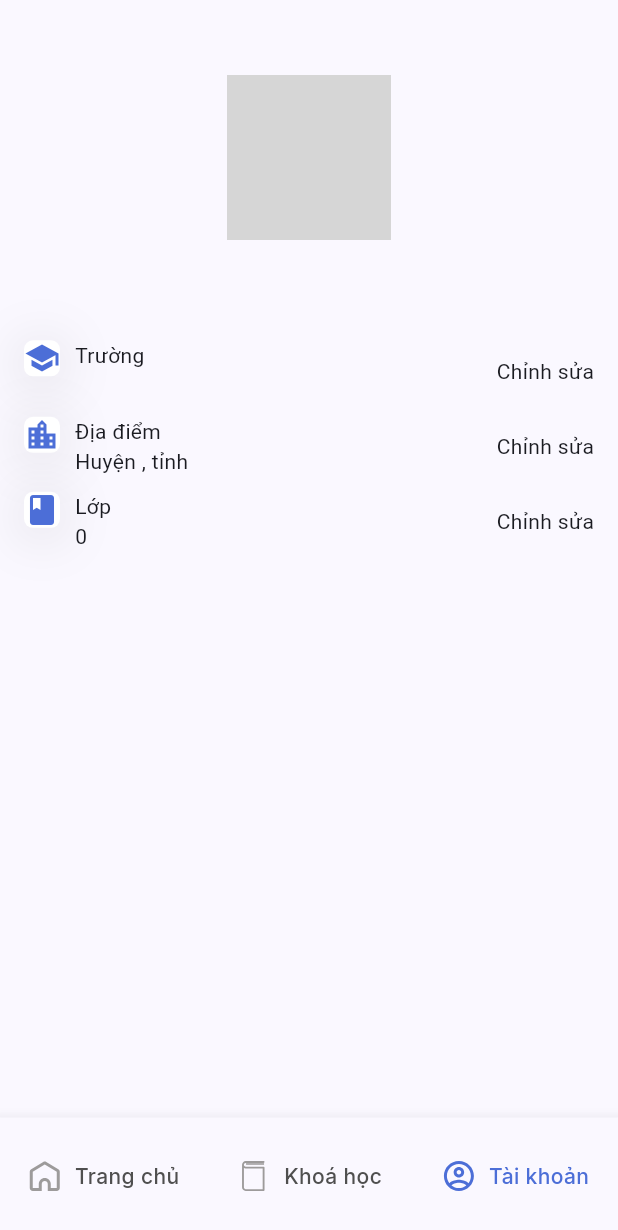
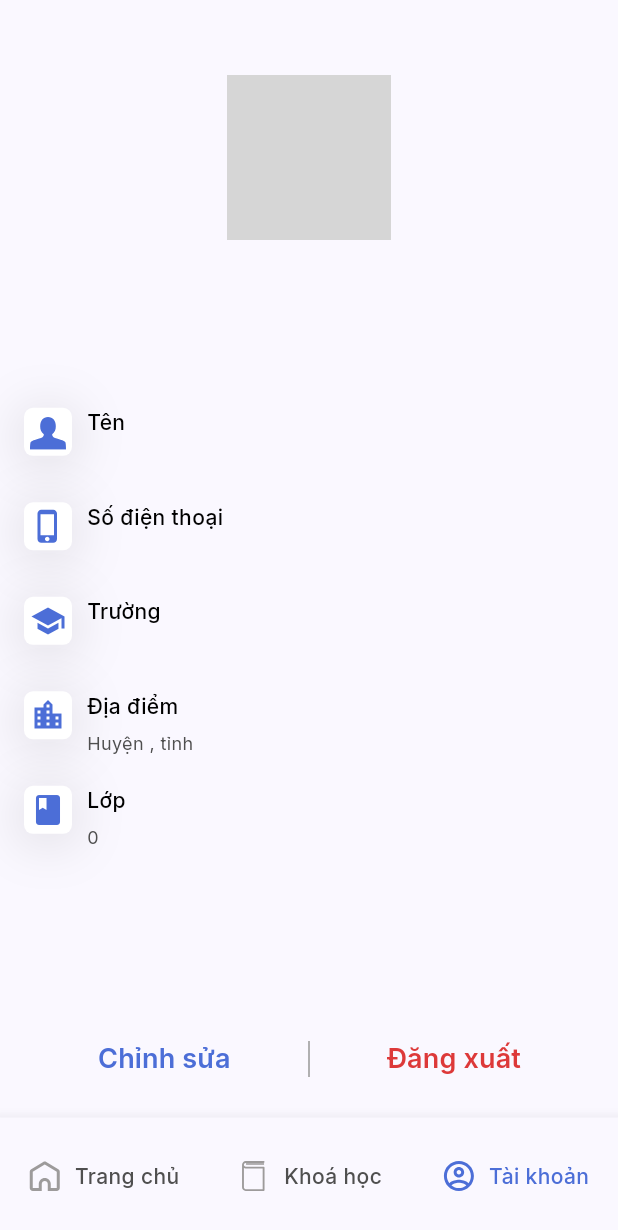
Before and after one commit to liguang612/edu_world, a Flutter app: the Home screen opened by its route, item 3 of the bottom bar chosen, on a phone screen of 412 x 824 dp. Shown: the top 1230 px of the screen. Run offline on Flutter 3.47's test engine with Material 3 defaults, Android fonts, the light colour scheme and no system bars; our stand-ins replace cloud_firestore, dio, equatable, firebase_auth, firebase_core, flutter_bloc and 5 more; accounts and stored records are empty; network calls fail; grey boxes are pictures that could not be loaded.

Commit message:
Account UI (2) & logout logic completed.

```diff
--- a/lib/bloc/account/account_bloc.dart
+++ b/lib/bloc/account/account_bloc.dart
@@ -3,6 +3,7 @@ import 'dart:async';
 import 'package:edu_world/di/di.dart';
 import 'package:edu_world/model/entity/user.dart';
 import 'package:edu_world/usecase/get_account_info_usecase.dart';
+import 'package:edu_world/usecase/log_out_usecase.dart';
 import 'package:equatable/equatable.dart';
 import 'package:flutter_bloc/flutter_bloc.dart';
 
@@ -11,9 +12,11 @@ part 'account_state.dart';
 
 class AccountBloc extends Bloc<AccountEvent, AccountState> {
   final GetAccountInfoUsecase _getAccountInfoUsecase = getIt.get();
+  final LogOutUsecase _logOutUsecase = getIt.get();
 
   AccountBloc() : super(const AccountState()) {
     on<GetAccountInfo>(_onGetAccountInfo);
+    on<Logout>(_onLogOut);
   }
 
   FutureOr<void> _onGetAccountInfo(GetAccountInfo event, Emitter<AccountState> emit) async {
@@ -25,4 +28,16 @@ class AccountBloc extends Bloc<AccountEvent, AccountState> {
       emit(GetAccountInfoFailed());
     }
   }
+
+  FutureOr<void> _onLogOut(Logout event, Emitter<AccountState> emit) async {
+    emit(LoggingOutState());
+
+    final output = await _logOutUsecase.execute();
+
+    if (output.successful == true) {
+      emit(LoggedOutSuccess());
+    } else {
+      emit(LoggedOutFailed());
+    }
+  }
 }
--- a/lib/bloc/account/account_event.dart
+++ b/lib/bloc/account/account_event.dart
@@ -8,3 +8,5 @@ class AccountEvent extends Equatable {
 }
 
 class GetAccountInfo extends AccountEvent {}
+
+class Logout extends AccountEvent {}
--- a/lib/bloc/account/account_state.dart
+++ b/lib/bloc/account/account_state.dart
@@ -16,3 +16,9 @@ class GetAccountInfoSuccess extends AccountState {
 }
 
 class GetAccountInfoFailed extends AccountState {}
+
+class LoggingOutState extends AccountState {}
+
+class LoggedOutSuccess extends AccountState {}
+
+class LoggedOutFailed extends AccountState {}
--- a/lib/data/resources/colors.dart
+++ b/lib/data/resources/colors.dart
@@ -8,9 +8,13 @@ class AppColor {
   static const Color gray01 = Color(0xFFD9D9D9);
   static const Color gray02 = Color(0xFF9D9B9B);
   static const Color gray03 = Color(0xFF4F4F4F);
+  static const Color gray04 = Color(0xFF989898);
 
   static const Color purple01 = Color(0xFF4C6ED7);
   static const Color purple02 = Color(0xFF8DA6F4);
 
+  static const Color red = Colors.red;
+  static const Color red01 = Color(0xFFDD3939);
+
   static const Color white = Colors.white;
 }
--- a/lib/data/resources/resources.dart
+++ b/lib/data/resources/resources.dart
@@ -9,6 +9,8 @@ class Assets {
   static const String icOnboarding1 = '$iconPrefix/onboarding1.svg';
   static const String icOnboarding2 = '$iconPrefix/onboarding2.svg';
   static const String icOnboarding3 = '$iconPrefix/onboarding3.svg';
+  static const String icPhone = '$iconPrefix/phone.svg';
+  static const String icProfile = '$iconPrefix/profile.svg';
 
   // images
   static const String imagePrefix = 'assets/images';
--- a/lib/data/resources/theme.dart
+++ b/lib/data/resources/theme.dart
@@ -9,14 +9,21 @@ class AppTextTheme {
     fontSize: 24,
   );
 
-  // Normal
+  // Medium
   static const interMedium14 = TextStyle(
     color: AppColor.white,
     fontFamily: 'Inter',
     fontSize: 14,
     fontVariations: [FontVariation.weight(500)],
   );
+  static const interMedium24 = TextStyle(
+    color: AppColor.black,
+    fontFamily: 'Inter',
+    fontSize: 24,
+    fontVariations: [FontVariation.weight(500)],
+  );
 
+  // Regular
   static const interRegular12 = TextStyle(
     color: AppColor.black,
     fontFamily: 'Inter',
@@ -28,6 +35,13 @@ class AppTextTheme {
     color: AppColor.black,
     fontFamily: 'Inter',
     fontSize: 14,
+    fontVariations: [FontVariation.weight(400)],
+  );
+
+  static const interRegular16 = TextStyle(
+    color: AppColor.black,
+    fontFamily: 'Inter',
+    fontSize: 16,
     fontVariations: [FontVariation.weight(400)],
   );
 
@@ -51,4 +65,12 @@ class AppTextTheme {
     fontSize: 24,
     fontVariations: [FontVariation.weight(400)],
   );
+
+  // Semi bold
+  static const interSemiBold18 = TextStyle(
+    color: AppColor.purple01,
+    fontFamily: 'Inter',
+    fontSize: 18,
+    fontVariations: [FontVariation.weight(600)],
+  );
 }
--- a/lib/di/di.dart
+++ b/lib/di/di.dart
@@ -11,6 +11,7 @@ import 'package:edu_world/services/auth_service.dart';
 import 'package:edu_world/usecase/get_account_info_usecase.dart';
 import 'package:edu_world/usecase/get_classes_usecase.dart';
 import 'package:edu_world/usecase/get_next_route_usecase.dart';
+import 'package:edu_world/usecase/log_out_usecase.dart';
 import 'package:edu_world/usecase/login_usecase.dart';
 import 'package:edu_world/usecase/register_usecase.dart';
 import 'package:get_it/get_it.dart';
@@ -33,6 +34,7 @@ configureInjection() async {
 
   // Usecase
   getIt.registerLazySingleton(() => LoginUsecase());
+  getIt.registerLazySingleton(() => LogOutUsecase());
   getIt.registerLazySingleton(() => GetAccountInfoUsecase());
   getIt.registerLazySingleton(() => GetClassesUsecase());
   getIt.registerLazySingleton(() => GetNextRouteUsecase());
--- a/lib/main.dart
+++ b/lib/main.dart
@@ -3,6 +3,7 @@ import 'package:edu_world/config/routes.dart';
 import 'package:edu_world/data/resources/colors.dart';
 import 'package:edu_world/di/di.dart';
 import 'package:edu_world/firebase_options.dart';
+import 'package:firebase_auth/firebase_auth.dart';
 import 'package:firebase_core/firebase_core.dart';
 import 'package:flutter/material.dart';
 
@@ -13,6 +14,8 @@ void main() async {
   // Firebase
   await Firebase.initializeApp(options: DefaultFirebaseOptions.currentPlatform);
   FirebaseFirestore.instance.settings = const Settings(persistenceEnabled: true);
+
+  FirebaseAuth.instance.setLanguageCode('vi');
 
   runApp(const EduWorld());
 }
--- a/lib/model/entity/user.dart
+++ b/lib/model/entity/user.dart
@@ -25,5 +25,15 @@ class User {
     this.email,
   });
 
-  String get address => 'Huyện $district, tỉnh $province';
+  String address() {
+    String address = '';
+
+    String district = this.district.toLowerCase(), province = this.province.toLowerCase();
+    if (!district.contains('huyện') && !district.contains('quận')) address += 'Huyện ';
+    address += '${this.district}, ';
+    if (!province.contains('tỉnh') && !province.contains('tp')) address += 'tỉnh ';
+    address += this.province;
+
+    return address;
+  }
 }
--- a/lib/services/auth_service.dart
+++ b/lib/services/auth_service.dart
@@ -1,6 +1,8 @@
 import 'package:cloud_firestore/cloud_firestore.dart';
 import 'package:edu_world/data/constants.dart';
 import 'package:edu_world/domain/response/user_response.dart';
+import 'package:firebase_auth/firebase_auth.dart';
+import 'package:google_sign_in/google_sign_in.dart';
 
 class AuthService {
   final _firestore = FirebaseFirestore.instance;
@@ -48,6 +50,21 @@ class AuthService {
     return rawData.map((e) => e.toString()).toList();
   }
 
+  Future<bool> logOut() async {
+    try {
+      final GoogleSignIn googleSignIn = GoogleSignIn();
+      await googleSignIn.signOut();
+
+      await FirebaseAuth.instance.signOut();
+
+      return true;
+    } catch (e) {
+      print('\n\n\nLog out failed: $e');
+    }
+
+    return false;
+  }
+
   Future<bool> register(UserResponse response) async {
     try {
       await userRef.doc(response.id).set(response.toMap());
--- /dev/null
+++ b/lib/usecase/log_out_usecase.dart
@@ -0,0 +1,17 @@
+import 'package:edu_world/di/di.dart';
+import 'package:edu_world/services/auth_service.dart';
+import 'package:edu_world/usecase/base/base_output.dart';
+
+class LogOutUsecase {
+  final AuthService _authService = getIt.get();
+
+  Future<LogOutOutput> execute() async {
+    final response = await _authService.logOut();
+
+    return LogOutOutput(successful: response);
+  }
+}
+
+class LogOutOutput extends BaseOutput {
+  const LogOutOutput({super.successful});
+}
--- a/lib/view/account/account.dart
+++ b/lib/view/account/account.dart
@@ -1,9 +1,14 @@
 import 'package:edu_world/bloc/account/account_bloc.dart';
+import 'package:edu_world/config/routes.dart';
 import 'package:edu_world/data/resources/colors.dart';
+import 'package:edu_world/data/resources/resources.dart';
+import 'package:edu_world/data/resources/theme.dart';
 import 'package:edu_world/di/di.dart';
 import 'package:edu_world/shared/utils/ext/build_context_ext.dart';
 import 'package:flutter/material.dart';
 import 'package:flutter_bloc/flutter_bloc.dart';
+import 'package:flutter_svg/svg.dart';
+import 'package:fluttertoast/fluttertoast.dart';
 
 class Account extends StatelessWidget {
   final AccountBloc bloc = getIt.get();
@@ -15,10 +20,13 @@ class Account extends StatelessWidget {
   @override
   Widget build(BuildContext context) {
     return Scaffold(
-      body: BlocBuilder<AccountBloc, AccountState>(
-        bloc: bloc,
+      body: BlocProvider.value(
+        value: bloc,
+        child: BlocBuilder<AccountBloc, AccountState>(
           builder: (context, state) {
-          return SizedBox(
+            return Column(children: [
+              Expanded(
+                child: SizedBox(
                   width: context.screenWidth,
                   child: Column(crossAxisAlignment: CrossAxisAlignment.center, children: [
                     const SizedBox(height: 50),
@@ -33,8 +41,25 @@ class Account extends StatelessWidget {
                           )
                         : const CircularProgressIndicator(),
                     const SizedBox(height: 20),
-              Text(state is GetAccountInfoSuccess ? state.user.name : ''),
-              Text(state is GetAccountInfoSuccess ? state.user.email ?? '' : ''),
+                    Text(
+                      state is GetAccountInfoSuccess ? state.user.name : '',
+                      style: AppTextTheme.interMedium24,
+                    ),
+                    Text(
+                      state is GetAccountInfoSuccess ? state.user.email ?? '' : '',
+                      style: AppTextTheme.interRegular16,
+                    ),
+                    const SizedBox(height: 25),
+                    InfoItem(
+                      icon: SvgPicture.asset(Assets.icProfile, height: 24, width: 24),
+                      title: 'Tên',
+                      value: state is GetAccountInfoSuccess ? state.user.name : '',
+                    ),
+                    InfoItem(
+                      icon: SvgPicture.asset(Assets.icPhone, height: 24, width: 24),
+                      title: 'Số điện thoại',
+                      value: state is GetAccountInfoSuccess ? state.user.phone : '--- - --- - ----',
+                    ),
                     InfoItem(
                       icon: const Icon(Icons.school, color: AppColor.purple01),
                       title: 'Trường',
@@ -43,7 +68,7 @@ class Account extends StatelessWidget {
                     InfoItem(
                       icon: const Icon(Icons.location_city, color: AppColor.purple01),
                       title: 'Địa điểm',
-                value: state is GetAccountInfoSuccess ? state.user.address : '',
+                      value: state is GetAccountInfoSuccess ? state.user.address() : '',
                     ),
                     InfoItem(
                       icon: const Icon(Icons.class_, color: AppColor.purple01),
@@ -51,21 +76,70 @@ class Account extends StatelessWidget {
                       value: '${state is GetAccountInfoSuccess ? state.user.grade : ''}',
                     )
                   ]),
+                ),
+              ),
+              Padding(
+                padding: const EdgeInsets.all(15),
+                child: Row(children: [
+                  Expanded(
+                      child: TextButton(
+                    onPressed: () {},
+                    child: const Text(
+                      'Chỉnh sửa',
+                      style: AppTextTheme.interSemiBold18,
+                    ),
+                  )),
+                  const SizedBox(
+                    height: 24,
+                    width: 4,
+                    child: VerticalDivider(color: AppColor.gray04, width: 4),
+                  ),
+                  Expanded(
+                      child: TextButton(
+                    onPressed: _onLogout,
+                    child: BlocConsumer<AccountBloc, AccountState>(
+                      listener: (context, state) {
+                        if (state is LoggedOutFailed) {
+                          Fluttertoast.showToast(msg: 'Có lỗi xảy ra');
+                        } else if (state is LoggedOutSuccess) {
+                          Navigator.pushNamedAndRemoveUntil(context, AppRoute.login, (route) => false);
+                        }
+                      },
+                      builder: (context, state) {
+                        if (state is LoggingOutState) {
+                          return const CircularProgressIndicator(color: AppColor.red01);
+                        }
+                        return Text(
+                          'Đăng xuất',
+                          style: AppTextTheme.interSemiBold18.copyWith(color: AppColor.red01),
                         );
                       },
                     ),
+                  )),
+                ]),
+              )
+            ]);
+          },
+        ),
+      ),
     );
   }
+
+  void _onEdit() {}
+
+  void _onLogout() => bloc.add(Logout());
 }
 
 class InfoItem extends StatelessWidget {
   final Widget icon;
   final String title;
   final String value;
+  final bool isEditable;
 
   const InfoItem({
     super.key,
     required this.icon,
+    this.isEditable = true,
     required this.title,
     required this.value,
   });
@@ -73,8 +147,7 @@ class InfoItem extends StatelessWidget {
   @override
   Widget build(BuildContext context) {
     return Padding(
-      padding: const EdgeInsets.symmetric(horizontal: 16, vertical: 5),
-      child: IntrinsicHeight(
+      padding: const EdgeInsets.symmetric(horizontal: 16, vertical: 10),
       child: Row(crossAxisAlignment: CrossAxisAlignment.start, children: [
         Container(
           decoration: BoxDecoration(
@@ -87,20 +160,20 @@ class InfoItem extends StatelessWidget {
                 )
               ],
               color: AppColor.white),
+          child: Padding(
+            padding: const EdgeInsets.all(4),
             child: icon,
+          ),
         ),
         const SizedBox(width: 10),
         Expanded(
           child: Column(crossAxisAlignment: CrossAxisAlignment.start, children: [
-              Text(title),
-              Text(value),
+            Text(title, style: AppTextTheme.interMedium14.copyWith(color: AppColor.black)),
+            const SizedBox(height: 6),
+            Text(value, style: AppTextTheme.interRegular12.copyWith(color: AppColor.gray03)),
           ]),
         ),
-          const Column(mainAxisAlignment: MainAxisAlignment.center, children: [
-            Text('Chỉnh sửa'),
-          ])
       ]),
-      ),
     );
   }
 }
```
Also changed, not shown: assets/icons/phone.svg (added), assets/icons/profile.svg (added). Lines whose indentation alone changed are shown as unchanged.
